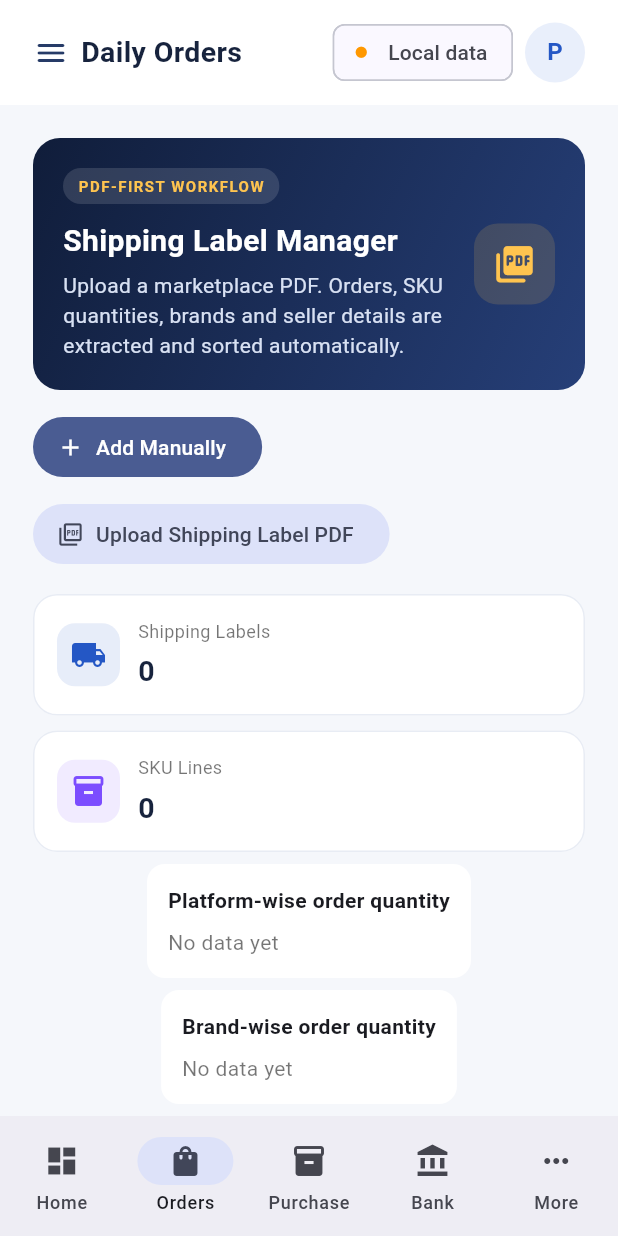
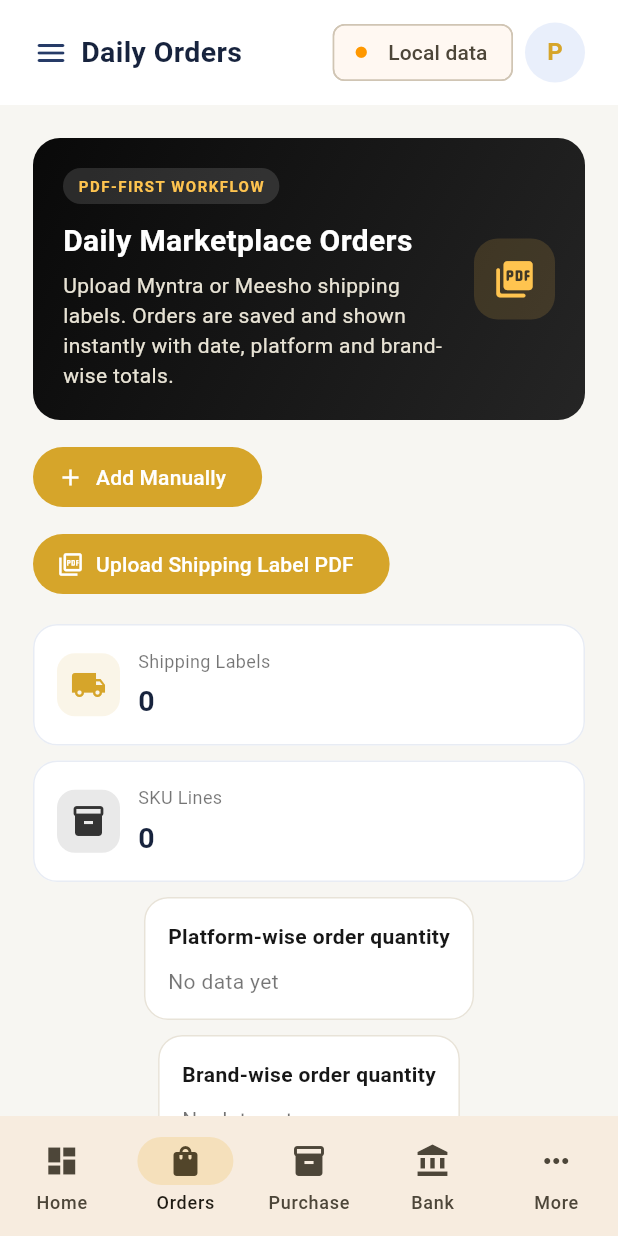
Before and after one commit to parthradadiya777/money-managent, a Flutter app: the screen it shows after launch, item 2 of the bottom bar chosen, on a phone screen of 412 x 824 dp. Run offline on Flutter 3.47's test engine with Material 3 defaults, Android fonts, the phone set to English and light mode, and no system bars; our stand-ins replace file_picker, hive, hive_flutter; missing offline and left inert: excel, syncfusion_flutter_pdf; accounts and stored records are empty.

Commit message:
Redesign Daily Orders with brand colors and day-wise summaries

```diff
--- a/lib/main.dart
+++ b/lib/main.dart
@@ -38,7 +38,7 @@ class BusinessManagerApp extends StatelessWidget {
   Widget build(BuildContext context) => MaterialApp(
     debugShowCheckedModeBanner: false,
     title: 'Digitechified Business Manager',
-    theme: ThemeData(useMaterial3: true, colorScheme: ColorScheme.fromSeed(seedColor: const Color(0xFF2457C5)), scaffoldBackgroundColor: const Color(0xFFF5F7FB), visualDensity: VisualDensity.standard, cardTheme: const CardThemeData(margin: EdgeInsets.zero), inputDecorationTheme: const InputDecorationTheme(border: OutlineInputBorder(), filled: true, fillColor: Colors.white, contentPadding: EdgeInsets.symmetric(horizontal: 14, vertical: 13))),
+    theme: ThemeData(useMaterial3: true, colorScheme: ColorScheme.fromSeed(seedColor: const Color(0xFFD6A52A), primary: const Color(0xFFD6A52A), secondary: const Color(0xFF111111)), scaffoldBackgroundColor: const Color(0xFFF7F6F2), visualDensity: VisualDensity.standard, cardTheme: const CardThemeData(margin: EdgeInsets.zero), inputDecorationTheme: const InputDecorationTheme(border: OutlineInputBorder(), filled: true, fillColor: Colors.white, contentPadding: EdgeInsets.symmetric(horizontal: 14, vertical: 13))),
     home: const AuthGate(),
   );
 }
@@ -302,7 +302,7 @@ class _BusinessHomeState extends State<BusinessHome> {
      MaterialPageRoute(builder: (_) => const BusinessManagerApp()), (route) => false);
    }, icon:const Icon(Icons.logout)),
   const SizedBox(width:8),
-  const CircleAvatar(backgroundColor:Color(0xFFE9EFFB),child:Text('P',style:TextStyle(color:Color(0xFF2457C5),fontWeight:FontWeight.bold))),
+  const CircleAvatar(backgroundColor:Color(0xFFE9EFFB),child:Text('P',style:TextStyle(color:Color(0xFFD6A52A),fontWeight:FontWeight.bold))),
  ]));
  Widget _bottomNav()=>NavigationBar(
   selectedIndex:selected==0?0:selected==1?1:selected==3?2:selected==6?3:4,
@@ -344,7 +344,7 @@ class _BusinessHomeState extends State<BusinessHome> {
    LayoutBuilder(builder:(context,c){
     final count=c.maxWidth>950?4:(c.maxWidth>560?2:1);
     final cards=[
-     _metric('Total Orders',orderQty,Icons.shopping_bag_outlined,const Color(0xFF2457C5),false),
+     _metric('Total Orders',orderQty,Icons.shopping_bag_outlined,const Color(0xFFD6A52A),false),
      _metric('Delivered Sales',sales,Icons.trending_up,const Color(0xFF16865B),true),
      _metric('Delivered Qty',delivered,Icons.local_shipping_outlined,const Color(0xFF8A5BD1),false),
      _metric('Bank Balance',bank,Icons.account_balance,const Color(0xFFDA8B25),true),
@@ -386,7 +386,7 @@ class _BusinessHomeState extends State<BusinessHome> {
      padding: const EdgeInsets.all(20),
      decoration: BoxDecoration(
       gradient: const LinearGradient(
-       colors: [Color(0xFF101D3A), Color(0xFF263F78)],
+       colors: [Color(0xFF090909), Color(0xFF252525)],
        begin: Alignment.topLeft, end: Alignment.bottomRight,
       ),
       borderRadius: BorderRadius.circular(18),
@@ -399,9 +399,9 @@ class _BusinessHomeState extends State<BusinessHome> {
         child: const Text('PDF-FIRST WORKFLOW', style: TextStyle(color: Color(0xFFFFC44F), fontSize: 10, fontWeight: FontWeight.bold, letterSpacing: 1)),
        ),
        const SizedBox(height: 10),
-       const Text('Shipping Label Manager', style: TextStyle(color: Colors.white, fontSize: 20, fontWeight: FontWeight.bold)),
+       const Text('Daily Marketplace Orders', style: TextStyle(color: Colors.white, fontSize: 20, fontWeight: FontWeight.bold)),
        const SizedBox(height: 5),
-       const Text('Upload a marketplace PDF. Orders, SKU quantities, brands and seller details are extracted and sorted automatically.', style: TextStyle(color: Color(0xFFD8E1F3), height: 1.4)),
+       const Text('Upload Myntra or Meesho shipping labels. Orders are saved and shown instantly with date, platform and brand-wise totals.', style: TextStyle(color: Color(0xFFE8E3D5), height: 1.4)),
       ])),
       const SizedBox(width: 12),
       Container(width: 54, height: 54, decoration: BoxDecoration(color: const Color(0xFFFFC44F).withOpacity(.15), borderRadius: BorderRadius.circular(16)), child: const Icon(Icons.picture_as_pdf_rounded, color: Color(0xFFFFC44F), size: 29)),
@@ -416,7 +416,7 @@ class _BusinessHomeState extends State<BusinessHome> {
      OutlinedButton.icon(onPressed:()=>_importExcel(module),icon:const Icon(Icons.file_upload_outlined),label:const Text('Import Excel')),
      OutlinedButton.icon(onPressed:()=>_exportExcel(module),icon:const Icon(Icons.file_download_outlined),label:const Text('Export Excel')),
     ],
-    if(module=='Daily Orders') FilledButton.tonalIcon(onPressed:()=>_importShippingPdf(),icon:const Icon(Icons.picture_as_pdf_outlined),label:const Text('Upload Shipping Label PDF')),
+    if(module=='Daily Orders') FilledButton.icon(onPressed:()=>_importShippingPdf(),icon:const Icon(Icons.picture_as_pdf_outlined),label:const Text('Upload Shipping Label PDF')),
    ]),
    const SizedBox(height:16),if(module=='Daily Orders')_dailyOrderSummary(data),if(module=='Masters')_masterHint(),
    if(data.isEmpty)Container(padding:const EdgeInsets.all(32),decoration:BoxDecoration(color:Colors.white,borderRadius:BorderRadius.circular(16)),child:const Column(children:[
@@ -438,44 +438,65 @@ class _BusinessHomeState extends State<BusinessHome> {
 
  Widget _dailyOrderSummary(List<Map> data) {
   final byPlatform=<String,num>{};
-  final byFirm=<String,num>{};
   final byBrand=<String,num>{};
+  final byDay=<String,Map<String,num>>{};
   final labels=<String>{};
   for(final row in data) {
    final platform=(row['Platform']??'Unknown').toString().trim();
-   final firm=(row['Firm / Account']??'Unassigned').toString().trim();
-   final sku=(row['SKU / Product']??'').toString().trim();
-   final brand=(row['Brand']??(sku.isEmpty?'Unassigned':sku.split('-').first)).toString().trim();
+   final brand=(row['Brand']??'Unassigned').toString().trim();
+   final date=(row['Date']??'Not detected').toString().trim();
    final labelId=(row['Label ID']??'').toString().trim();
    if(labelId.isNotEmpty) labels.add(labelId);
    final qty=num.tryParse((row['Orders Qty']??1).toString())??1;
    byPlatform[platform]=(byPlatform[platform]??0)+qty;
-   byFirm[firm]=(byFirm[firm]??0)+qty;
    byBrand[brand]=(byBrand[brand]??0)+qty;
+   final day=byDay.putIfAbsent(date,()=>{});
+   day[platform]=(day[platform]??0)+qty;
   }
   Widget group(String title,Map<String,num> values) => Card(
-   color:Colors.white,elevation:0,child:Padding(padding:const EdgeInsets.all(14),
-    child:Column(crossAxisAlignment:CrossAxisAlignment.start,children:[
-     Text(title,style:const TextStyle(fontWeight:FontWeight.bold,fontSize:14)),
-     const SizedBox(height:8),
-     if(values.isEmpty) const Text('No data yet',style:TextStyle(color:Colors.black54)),
-     ...values.entries.map((e)=>Padding(padding:const EdgeInsets.symmetric(vertical:4),
-      child:Row(children:[Expanded(child:Text(e.key)),Text(e.value.toStringAsFixed(0),style:const TextStyle(fontWeight:FontWeight.bold))]))),
-    ])));
+   color:Colors.white,elevation:0,shape:RoundedRectangleBorder(borderRadius:BorderRadius.circular(16),side:const BorderSide(color:Color(0xFFE8E3D8))),
+   child:Padding(padding:const EdgeInsets.all(16),child:Column(crossAxisAlignment:CrossAxisAlignment.start,children:[
+    Text(title,style:const TextStyle(fontWeight:FontWeight.bold,fontSize:14,color:Color(0xFF171717))),
+    const SizedBox(height:10),
+    if(values.isEmpty) const Text('No data yet',style:TextStyle(color:Colors.black54)),
+    ...values.entries.map((e)=>Padding(padding:const EdgeInsets.symmetric(vertical:5),child:Row(children:[
+      Expanded(child:Text(e.key,style:const TextStyle(color:Color(0xFF4B4B4B)))),
+      Text(e.value.toStringAsFixed(0),style:const TextStyle(fontWeight:FontWeight.bold,color:Color(0xFF111111)))
+    ]))),
+   ])));
+  final sortedDays=byDay.keys.toList()..sort((a,b)=>b.compareTo(a));
   return Column(crossAxisAlignment:CrossAxisAlignment.stretch,children:[
-   Wrap(spacing:10,runSpacing:10,children:[_metric('Shipping Labels',labels.length,Icons.local_shipping, const Color(0xFF2457C5),false),_metric('SKU Lines',data.length,Icons.inventory_2, const Color(0xFF7C4DFF),false)]),
+   LayoutBuilder(builder:(context,constraints){
+    final metrics=Wrap(spacing:10,runSpacing:10,children:[
+     _metric('Shipping Labels',labels.length,Icons.local_shipping, const Color(0xFFD6A52A),false),
+     _metric('SKU Lines',data.length,Icons.inventory_2, const Color(0xFF333333),false),
+    ]);
+    return metrics;
+   }),
+   const SizedBox(height:10),
+   LayoutBuilder(builder:(context,constraints){
+    final platformCard=group('Platform-wise order quantity',byPlatform);
+    final brandCard=group('Brand-wise order quantity',byBrand);
+    if(constraints.maxWidth<680)return Column(children:[platformCard,const SizedBox(height:10),brandCard]);
+    return Row(crossAxisAlignment:CrossAxisAlignment.start,children:[Expanded(child:platformCard),const SizedBox(width:10),Expanded(child:brandCard)]);
+   }),
+   const SizedBox(height:14),
+   Container(padding:const EdgeInsets.all(16),decoration:BoxDecoration(color:const Color(0xFF111111),borderRadius:BorderRadius.circular(16)),
+    child:Row(children:[const Icon(Icons.calendar_month_rounded,color:Color(0xFFFFC84D)),const SizedBox(width:10),const Expanded(child:Text('Day-wise order summary',style:TextStyle(color:Colors.white,fontWeight:FontWeight.bold,fontSize:16))),Text('${sortedDays.length} days',style:const TextStyle(color:Color(0xFFFFC84D),fontWeight:FontWeight.bold))])),
    const SizedBox(height:8),
-   LayoutBuilder(builder: (context, constraints) {
-    final platformCard = group('Platform-wise order quantity', byPlatform);
-    final brandCard = group('Brand-wise order quantity', byBrand);
-    if (constraints.maxWidth < 680) {
-     return Column(children: [platformCard, const SizedBox(height: 8), brandCard]);
-    }
-    return Row(children: [Expanded(child: platformCard), const SizedBox(width: 10), Expanded(child: brandCard)]);
+   if(sortedDays.isEmpty) const Text('No daily orders yet',style:TextStyle(color:Colors.black54)),
+   ...sortedDays.map((day){
+    final totals=byDay[day]!;
+    final total=totals.values.fold<num>(0,(a,b)=>a+b);
+    return Card(color:Colors.white,elevation:0,shape:RoundedRectangleBorder(borderRadius:BorderRadius.circular(14),side:const BorderSide(color:Color(0xFFE8E3D8))),
+     child:Padding(padding:const EdgeInsets.all(14),child:Column(crossAxisAlignment:CrossAxisAlignment.start,children:[
+      Row(children:[Expanded(child:Text(day,style:const TextStyle(fontWeight:FontWeight.bold,fontSize:15))),Text('${total.toStringAsFixed(0)} orders',style:const TextStyle(fontWeight:FontWeight.bold,color:Color(0xFF9B7417)))]),
+      const Divider(height:16),
+      Wrap(spacing:8,runSpacing:8,children:totals.entries.map((e)=>Container(padding:const EdgeInsets.symmetric(horizontal:11,vertical:7),decoration:BoxDecoration(color:const Color(0xFFF7F3E8),borderRadius:BorderRadius.circular(9)),child:Text('${e.key}: ${e.value.toStringAsFixed(0)}',style:const TextStyle(fontWeight:FontWeight.w600,fontSize:12)))).toList())
+     ])));
    }),
-   const SizedBox(height:8),
-   const SizedBox(height:8),
-   const Text('Orders are counted from shipping-label pages only. Tax Invoice pages are read only to enrich order details and are never counted as extra orders. Multi-SKU labels are split into individual SKU lines; quantity is taken from the invoice when available.',style:TextStyle(color:Colors.black54,fontSize:12)),
+   const SizedBox(height:10),
+   const Text('Only shipping labels are counted. Myntra tax invoices are used only to enrich order details. Multiple SKUs on one label are recorded as separate SKU lines.',style:TextStyle(color:Colors.black54,fontSize:12)),
   ]);
  }
 
```
